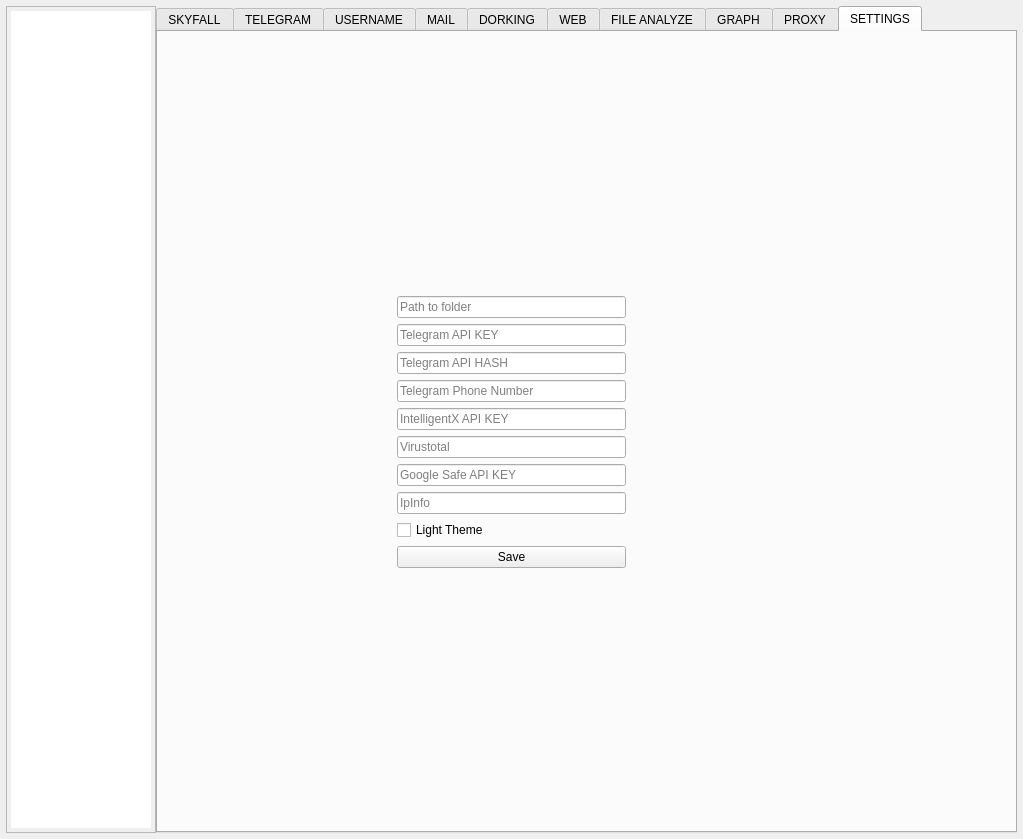
Qt form resources/form.ui (Nighty3098/SkyFall) before a commit.
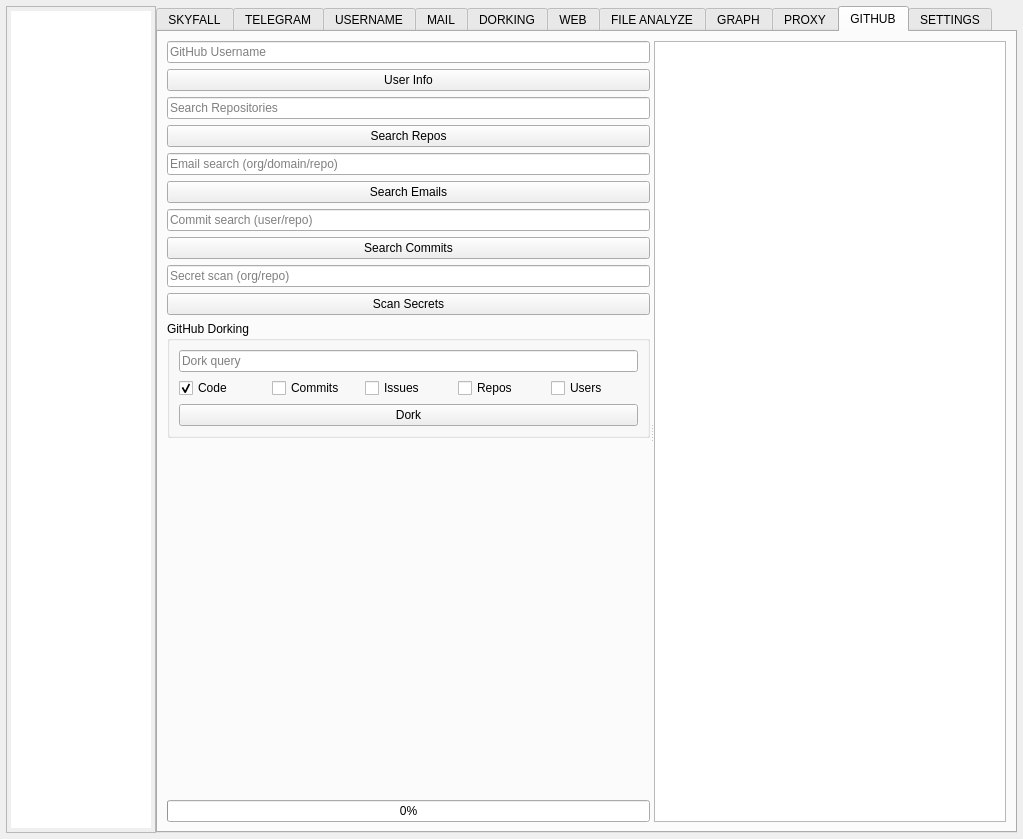
The same form after that commit. Custom widgets are drawn as their Qt base class.

Commit message:
feat(github): add GitHub OSINT module
- User/repository profile search
- Email search in commits via Repo Commits API
- Secret scanning (50+ patterns: keys, tokens, passwords)
- Code dorking (code, commits, issues, repos, users)
- GitHub token management in settings
- New GITHUB tab in UI with splitter layout

Patch:
```diff
--- a/resources/form.ui
+++ b/resources/form.ui
@@ -1248,6 +1248,190 @@
           </item>
          </layout>
         </widget>
+        <widget class="QWidget" name="githubTab">
+         <attribute name="title">
+          <string>GITHUB</string>
+         </attribute>
+         <layout class="QHBoxLayout" name="githubHorizontalLayout">
+          <item>
+           <widget class="QSplitter" name="githubSplitter">
+            <property name="orientation">
+             <enum>Qt::Orientation::Horizontal</enum>
+            </property>
+            <widget class="QWidget" name="githubSettingsSection">
+             <layout class="QVBoxLayout" name="githubSettingsLayout">
+              <item>
+               <widget class="QLineEdit" name="githubUserEdit">
+                <property name="placeholderText">
+                 <string>GitHub Username</string>
+                </property>
+               </widget>
+              </item>
+              <item>
+               <widget class="QPushButton" name="githubUserSearchBtn">
+                <property name="text">
+                 <string>User Info</string>
+                </property>
+               </widget>
+              </item>
+              <item>
+               <widget class="QLineEdit" name="githubRepoEdit">
+                <property name="placeholderText">
+                 <string>Search Repositories</string>
+                </property>
+               </widget>
+              </item>
+              <item>
+               <widget class="QPushButton" name="githubRepoSearchBtn">
+                <property name="text">
+                 <string>Search Repos</string>
+                </property>
+               </widget>
+              </item>
+              <item>
+               <widget class="QLineEdit" name="githubEmailEdit">
+                <property name="placeholderText">
+                 <string>Email search (org/domain/repo)</string>
+                </property>
+               </widget>
+              </item>
+              <item>
+               <widget class="QPushButton" name="githubEmailSearchBtn">
+                <property name="text">
+                 <string>Search Emails</string>
+                </property>
+               </widget>
+              </item>
+              <item>
+               <widget class="QLineEdit" name="githubCommitEdit">
+                <property name="placeholderText">
+                 <string>Commit search (user/repo)</string>
+                </property>
+               </widget>
+              </item>
+              <item>
+               <widget class="QPushButton" name="githubCommitSearchBtn">
+                <property name="text">
+                 <string>Search Commits</string>
+                </property>
+               </widget>
+              </item>
+              <item>
+               <widget class="QLineEdit" name="githubSecretEdit">
+                <property name="placeholderText">
+                 <string>Secret scan (org/repo)</string>
+                </property>
+               </widget>
+              </item>
+              <item>
+               <widget class="QPushButton" name="githubSecretSearchBtn">
+                <property name="text">
+                 <string>Scan Secrets</string>
+                </property>
+               </widget>
+              </item>
+              <item>
+               <widget class="QGroupBox" name="githubDorkGroup">
+                <property name="title">
+                 <string>GitHub Dorking</string>
+                </property>
+                <layout class="QVBoxLayout" name="githubDorkLayout">
+                 <item>
+                  <widget class="QLineEdit" name="githubDorkEdit">
+                   <property name="placeholderText">
+                    <string>Dork query</string>
+                   </property>
+                  </widget>
+                 </item>
+                 <item>
+                  <layout class="QHBoxLayout" name="githubDorkTypeLayout">
+                   <item>
+                    <widget class="QCheckBox" name="githubDorkCodeCheck">
+                     <property name="text">
+                      <string>Code</string>
+                     </property>
+                     <property name="checked">
+                      <bool>true</bool>
+                     </property>
+                    </widget>
+                   </item>
+                   <item>
+                    <widget class="QCheckBox" name="githubDorkCommitsCheck">
+                     <property name="text">
+                      <string>Commits</string>
+                     </property>
+                    </widget>
+                   </item>
+                   <item>
+                    <widget class="QCheckBox" name="githubDorkIssuesCheck">
+                     <property name="text">
+                      <string>Issues</string>
+                     </property>
+                    </widget>
+                   </item>
+                   <item>
+                    <widget class="QCheckBox" name="githubDorkReposCheck">
+                     <property name="text">
+                      <string>Repos</string>
+                     </property>
+                    </widget>
+                   </item>
+                   <item>
+                    <widget class="QCheckBox" name="githubDorkUsersCheck">
+                     <property name="text">
+                      <string>Users</string>
+                     </property>
+                    </widget>
+                   </item>
+                  </layout>
+                 </item>
+                 <item>
+                  <widget class="QPushButton" name="githubDorkSearchBtn">
+                   <property name="text">
+                    <string>Dork</string>
+                   </property>
+                  </widget>
+                 </item>
+                </layout>
+               </widget>
+              </item>
+              <item>
+               <spacer name="githubVerticalSpacer">
+                <property name="orientation">
+                 <enum>Qt::Orientation::Vertical</enum>
+                </property>
+                <property name="sizeHint" stdset="0">
+                 <size>
+                  <width>20</width>
+                  <height>40</height>
+                 </size>
+                </property>
+               </spacer>
+              </item>
+              <item>
+               <widget class="QProgressBar" name="githubProgress">
+                <property name="value">
+                 <number>0</number>
+                </property>
+               </widget>
+              </item>
+             </layout>
+            </widget>
+            <widget class="QWidget" name="githubDebugSection">
+             <layout class="QVBoxLayout" name="githubDebugLayout">
+              <item>
+               <widget class="QPlainTextEdit" name="githubDebug">
+                <property name="readOnly">
+                 <bool>true</bool>
+                </property>
+               </widget>
+              </item>
+             </layout>
+            </widget>
+           </widget>
+          </item>
+         </layout>
+        </widget>
         <widget class="QWidget" name="settingsTab">
          <attribute name="title">
           <string>SETTINGS</string>
```
Left out of the diff: 7 changed lines with no effect on the pictures. The commit also changes 7 other files.
